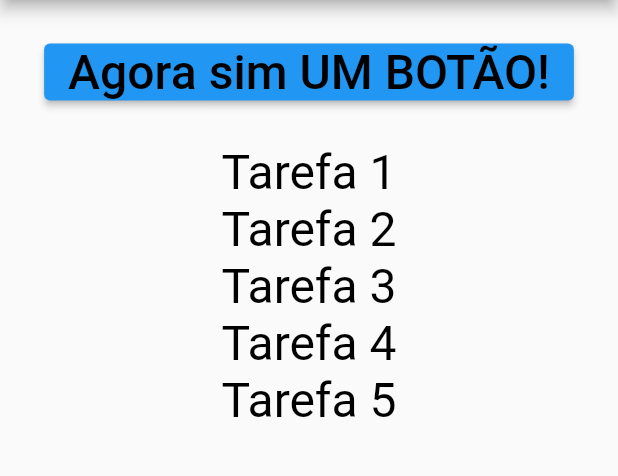
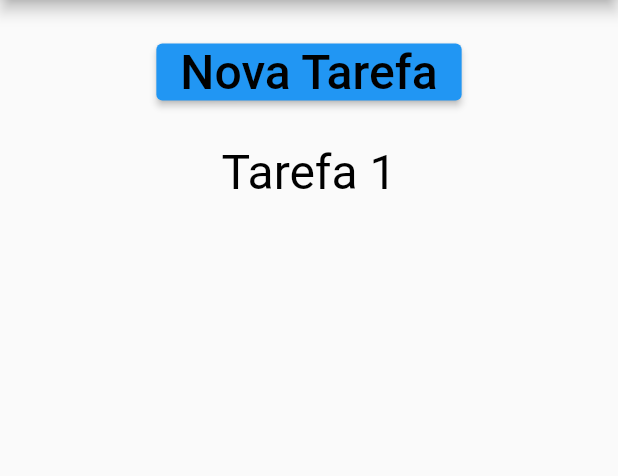
Before and after one commit to Xeviousbr/otchi, a Flutter app: the screen it shows after launch, on a phone screen of 412 x 824 dp, the part 84-560 px from its top. Run offline on Flutter 3.47's test engine with Material 2 defaults, Android fonts, the phone set to English and light mode, and no system bars.

Commit message:
Criei a pagina de cadastro da tarefa

```diff
--- a/lib/main.dart
+++ b/lib/main.dart
@@ -43,9 +43,14 @@ class _MyHomePageState extends State<MyHomePage> {
               heightFactor: 2,
               child: ElevatedButton(
                 onPressed: () {
-                  print('clicou');
+                  //
+                  Navigator.push(
+                    context,
+                    MaterialPageRoute(builder: (context) => CadastrarTarefa()),
+                  );
+                  //
                 },
-                child: Text('Agora sim UM BOTÃO!',
+                child: Text('Nova Tarefa',
                     textDirection: TextDirection.ltr,
                     style: TextStyle(
                       fontSize: 32,
@@ -57,31 +62,30 @@ class _MyHomePageState extends State<MyHomePage> {
               style: TextStyle(
                 fontSize: 32,
                 color: Colors.black,
-              )),
-          Text('Tarefa 2',
-              textDirection: TextDirection.ltr,
-              style: TextStyle(
-                fontSize: 32,
-                color: Colors.black,
-              )),
-          Text('Tarefa 3',
-              textDirection: TextDirection.ltr,
-              style: TextStyle(
-                fontSize: 32,
-                color: Colors.black,
-              )),
-          Text('Tarefa 4',
-              textDirection: TextDirection.ltr,
-              style: TextStyle(
-                fontSize: 32,
-                color: Colors.black,
-              )),
-          Text('Tarefa 5',
-              textDirection: TextDirection.ltr,
-              style: TextStyle(
-                fontSize: 32,
-                color: Colors.black,
               ))
         ]));
   }
 }
+
+class CadastrarTarefa extends StatelessWidget {
+  @override
+  Widget build(BuildContext context) {
+    return Scaffold(
+      appBar: AppBar(
+        title: Text("Cadastrar a tarefa",
+            style: TextStyle(
+              fontSize: 32,
+              color: Colors.black,
+            )),
+      ),
+      body: Center(
+        child: ElevatedButton(
+          onPressed: () {
+            Navigator.pop(context);
+          },
+          child: Text('Retornar !'),
+        ),
+      ),
+    );
+  }
+}
```
